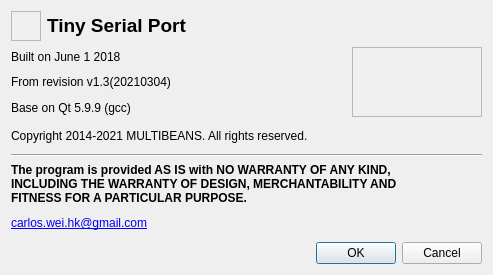
Qt form aboutdialog.ui (carloscn/tinyserial) before a commit.
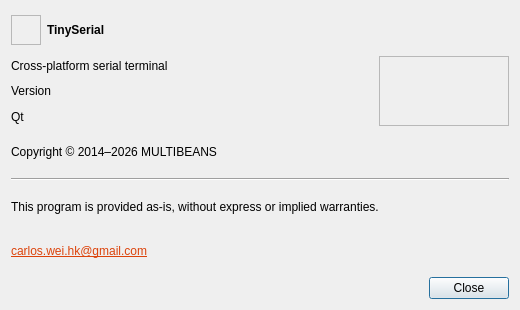
The same form after that commit. Icons and pictures are not drawn.

Commit message: Release TinySerial 2.0.0 UI refresh

Patch:
```diff
--- a/aboutdialog.ui
+++ b/aboutdialog.ui
@@ -6,8 +6,8 @@
    <rect>
     <x>0</x>
     <y>0</y>
-    <width>493</width>
-    <height>275</height>
+    <width>520</width>
+    <height>310</height>
    </rect>
   </property>
   <property name="windowTitle">
@@ -43,11 +43,8 @@
      </item>
      <item>
       <widget class="QLabel" name="label">
-       <property name="styleSheet">
-        <string notr="true">font: 75 12pt &quot;微软雅黑&quot;;</string>
-       </property>
        <property name="text">
-        <string>&lt;html&gt;&lt;head/&gt;&lt;body&gt;&lt;p&gt;&lt;span style=&quot; font-size:14pt; font-weight:600;&quot;&gt;Tiny Serial Port&lt;/span&gt;&lt;/p&gt;&lt;/body&gt;&lt;/html&gt;</string>
+        <string>&lt;b&gt;TinySerial&lt;/b&gt;</string>
        </property>
       </widget>
      </item>
@@ -60,21 +57,21 @@
        <item>
         <widget class="QLabel" name="label_7">
          <property name="text">
-          <string>Built on June 1 2018</string>
+          <string>Cross-platform serial terminal</string>
          </property>
         </widget>
        </item>
        <item>
         <widget class="QLabel" name="label_8">
          <property name="text">
-          <string>From revision v1.3(20210304)</string>
+          <string>Version</string>
          </property>
         </widget>
        </item>
        <item>
         <widget class="QLabel" name="label_5">
          <property name="text">
-          <string>Base on Qt 5.9.9 (gcc)</string>
+          <string>Qt</string>
          </property>
         </widget>
        </item>
@@ -110,7 +107,7 @@
    <item>
     <widget class="QLabel" name="label_9">
      <property name="text">
-      <string>Copyright 2014-2021 MULTIBEANS. All rights reserved.</string>
+      <string>Copyright © 2014–2026 MULTIBEANS</string>
      </property>
     </widget>
    </item>
@@ -124,14 +121,17 @@
    <item>
     <widget class="QLabel" name="label_6">
      <property name="text">
-      <string>&lt;html&gt;&lt;head/&gt;&lt;body&gt;&lt;p&gt;&lt;span style=&quot; font-weight:600;&quot;&gt;The program is provided AS IS with NO WARRANTY OF ANY KIND, &lt;br/&gt;INCLUDING THE WARRANTY OF DESIGN, MERCHANTABILITY AND &lt;br/&gt;FITNESS FOR A PARTICULAR PURPOSE.&lt;/span&gt;&lt;/p&gt;&lt;/body&gt;&lt;/html&gt;</string>
+      <string>This program is provided as-is, without express or implied warranties.</string>
+     </property>
+     <property name="wordWrap">
+      <bool>true</bool>
      </property>
     </widget>
    </item>
    <item>
     <widget class="QLabel" name="label_10">
      <property name="text">
-      <string>&lt;html&gt;&lt;head/&gt;&lt;body&gt;&lt;p&gt;&lt;a href=&quot;carlos.wei.hk@gmail.com&quot;&gt;&lt;span style=&quot; text-decoration: underline; color:#0000ff;&quot;&gt;carlos.wei.hk@gmail.com&lt;/span&gt;&lt;/a&gt;&lt;/p&gt;&lt;/body&gt;&lt;/html&gt;</string>
+      <string>&lt;a href=&quot;mailto:carlos.wei.hk@gmail.com&quot; style=&quot;color:#dc430b&quot;&gt;carlos.wei.hk@gmail.com&lt;/a&gt;</string>
      </property>
     </widget>
    </item>
@@ -141,7 +141,7 @@
       <enum>Qt::Horizontal</enum>
      </property>
      <property name="standardButtons">
-      <set>QDialogButtonBox::Cancel|QDialogButtonBox::Ok</set>
+      <set>QDialogButtonBox::Close</set>
      </property>
     </widget>
    </item>
```
The commit also changes 15 other files.
